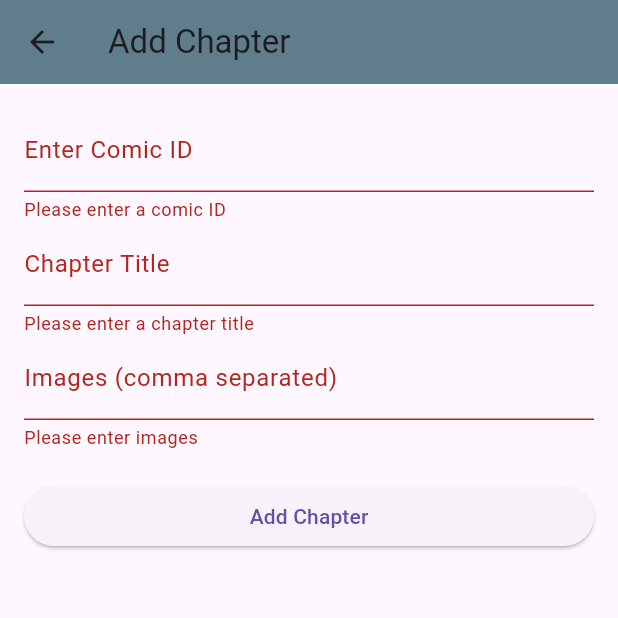
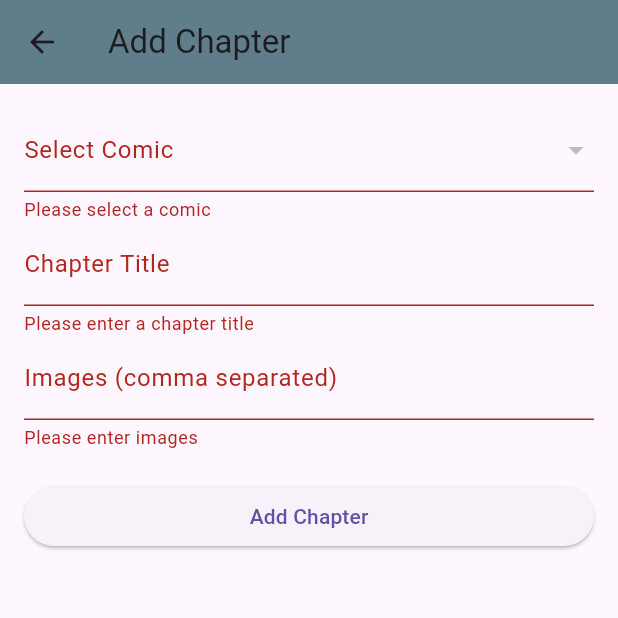
Before and after one commit to AdangIrawan/komikplanet, a Flutter app: the AddChapterPage screen opened directly with empty values, after a tap on "Add Chapter", on a phone screen of 412 x 824 dp, the top half of it. Run offline on Flutter 3.47's test engine with Material 3 defaults, Android fonts, the phone set to English and light mode, and no system bars; our stand-ins replace carousel_slider, cloud_firestore, firebase_auth, firebase_core; accounts and stored records are empty.

Commit message:
aadd chap masih error

```diff
--- a/lib/addChapter.dart
+++ b/lib/addChapter.dart
@@ -18,47 +18,41 @@ class _AddChapterPageState extends State<AddChapterPage> {
   final TextEditingController _chapterTitleController = TextEditingController();
   final TextEditingController _imagesController = TextEditingController();
 
-  void _submitForm() {
+  Future<void> _submitForm() async {
     if (_formKey.currentState?.validate() ?? false && _selectedComicId != null) {
       final newChapter = Chapter(
         title: _chapterTitleController.text,
         images: _imagesController.text.split(',').map((image) => image.trim()).toList(),
       );
 
-      // Get reference to the selected comic document
-      final selectedComicRef = FirebaseFirestore.instance.collection('List Komik').doc(_selectedComicId!);
+      try {
+        final selectedComicRef = FirebaseFirestore.instance.collection('List Komik').doc(_selectedComicId);
 
-      // Use transaction to ensure data consistency
-      FirebaseFirestore.instance.runTransaction((transaction) async {
-        final selectedComicSnapshot = await transaction.get(selectedComicRef);
+        final selectedComicSnapshot = await selectedComicRef.get();
+        if (!selectedComicSnapshot.exists) {
+          throw Exception('Selected comic does not exist');
+        }
 
-        if (selectedComicSnapshot.exists) {
-          final selectedComicData = selectedComicSnapshot.data() as Map<String, dynamic>?;
+        final selectedComicData = selectedComicSnapshot.data() as Map<String, dynamic>;
+        final existingChapters = (selectedComicData['chapters'] ?? []) as List<dynamic>;
 
-          if (selectedComicData != null && selectedComicData.containsKey('chapters')) {
-            List<dynamic>? existingChapters = selectedComicData['chapters'];
-
-            Map<String, dynamic> newChapterData = {
+        final newChapterData = {
           'title': newChapter.title,
           'images': newChapter.images,
         };
 
-            existingChapters!.add(newChapterData);
+        existingChapters.add(newChapterData);
 
-            transaction.update(selectedComicRef, {'chapters': existingChapters});
+        await selectedComicRef.update({'chapters': existingChapters});
 
         widget.onAddChapter(_selectedComicId!, newChapter);
         Navigator.pop(context);
-          } else {
-            print('Failed to add chapter: Chapters data not found in the selected comic');
+      } catch (error) {
+        print('Failed to add chapter: $error');
+        ScaffoldMessenger.of(context).showSnackBar(SnackBar(
+          content: Text('Failed to add chapter: $error'),
+        ));
       }
-        } else {
-          print('Failed to add chapter: Selected comic does not exist');
-        }
-      }).catchError((error) {
-        print('Failed to add chapter: $error');
-        // Handle error, e.g., show a Snackbar or dialog
-      });
     }
   }
 
@@ -75,15 +69,30 @@ class _AddChapterPageState extends State<AddChapterPage> {
           key: _formKey,
           child: ListView(
             children: [
-              // TextFormField for manually entering comic ID
-              TextFormField(
-                decoration: InputDecoration(labelText: 'Enter Comic ID'),
-                onChanged: (value) {
+              StreamBuilder<QuerySnapshot>(
+                stream: FirebaseFirestore.instance.collection('List Komik').snapshots(),
+                builder: (context, snapshot) {
+                  if (!snapshot.hasData) {
+                    return CircularProgressIndicator();
+                  }
+
+                  return DropdownButtonFormField<String>(
+                    decoration: InputDecoration(labelText: 'Select Comic'),
+                    value: _selectedComicId,
+                    items: snapshot.data!.docs.map((DocumentSnapshot document) {
+                      return DropdownMenuItem<String>(
+                        value: document.id,
+                        child: Text(document.id),
+                      );
+                    }).toList(),
+                    onChanged: (String? value) {
                       setState(() {
                         _selectedComicId = value;
                       });
                     },
-                validator: (value) => value!.isEmpty ? 'Please enter a comic ID' : null,
+                    validator: (value) => value == null ? 'Please select a comic' : null,
+                  );
+                },
               ),
               TextFormField(
                 controller: _chapterTitleController,
```
Also changed, not shown: lib/admindashboard.dart (+20 -4 lines), lib/Komik.dart (line endings or trailing spaces). Lines whose indentation alone changed are shown as unchanged.
